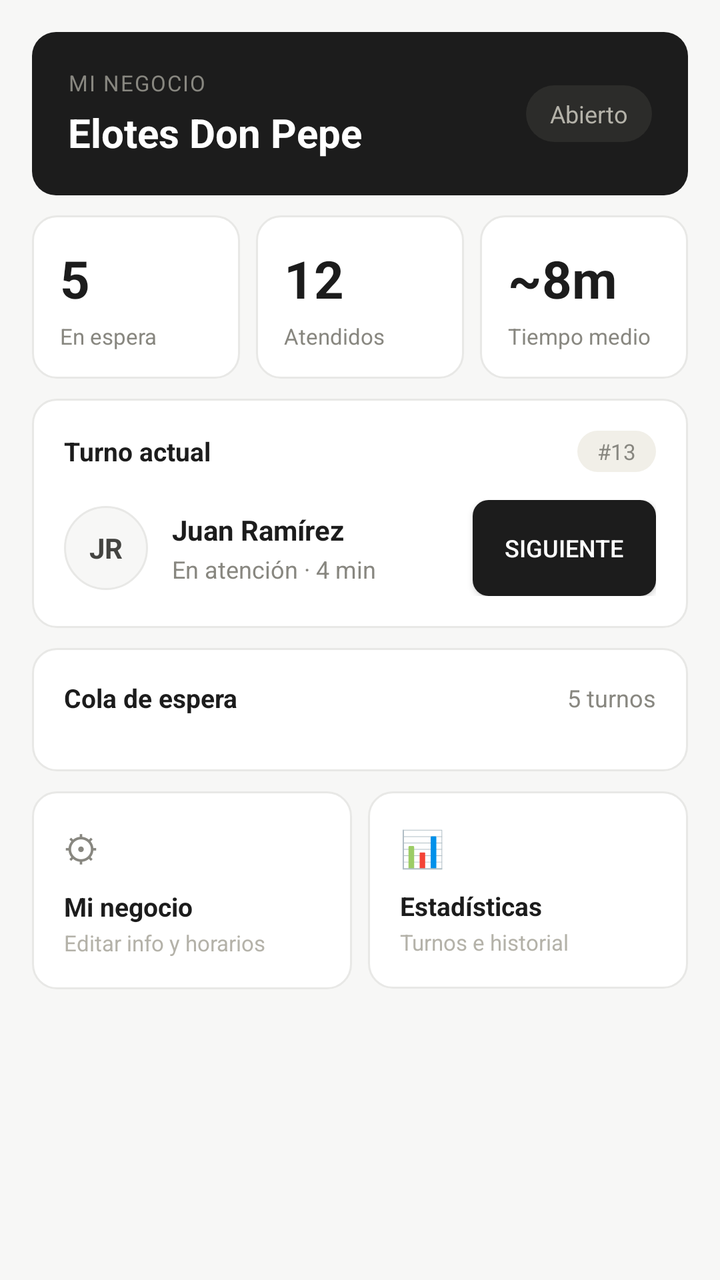
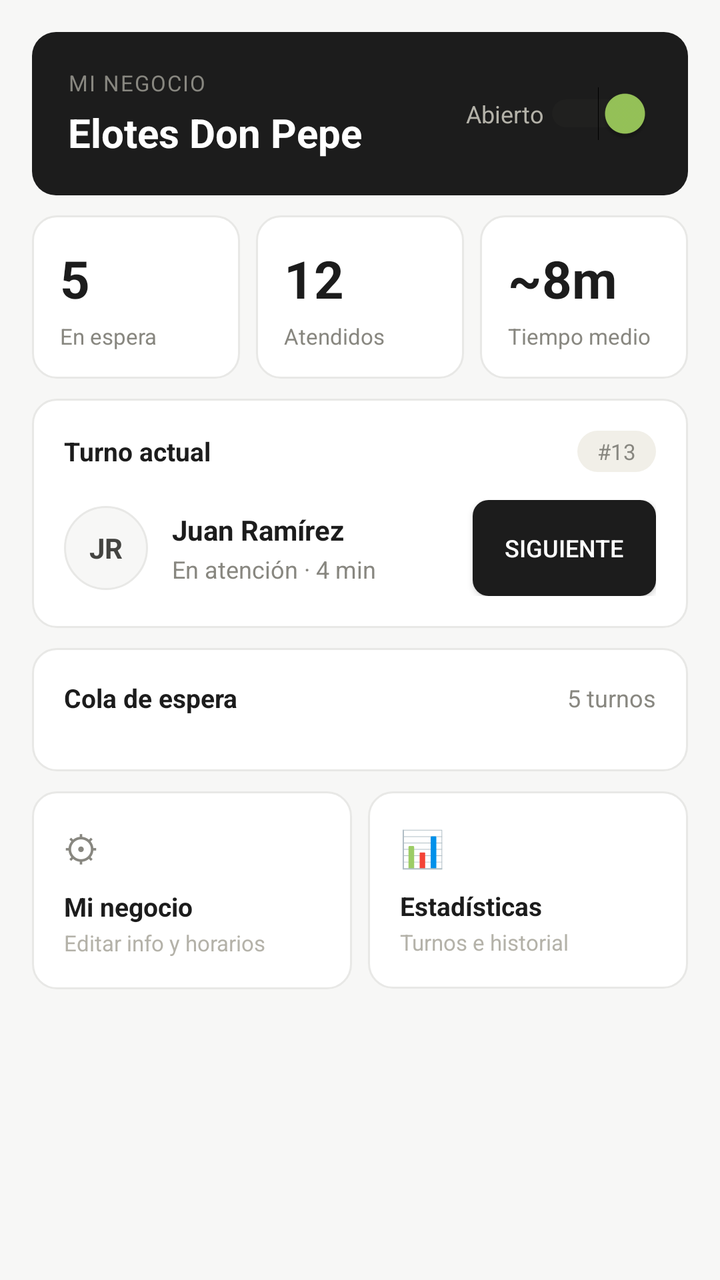

An Android layout rendered at two revisions. The XML below is the earlier revision; the diff shows what the commit changed to produce the second picture.
<!-- AndroidManifest.xml: application theme Theme.AIASolutions -->
<!-- res/layout/fragment_admin_dashboard.xml -->
<?xml version="1.0" encoding="utf-8"?>
<FrameLayout xmlns:android="http://schemas.android.com/apk/res/android"
    xmlns:tools="http://schemas.android.com/tools"
    android:layout_width="match_parent"
    android:layout_height="match_parent"
    tools:context=".AdminDashboardFragment">

    <ScrollView xmlns:android="http://schemas.android.com/apk/res/android"
        android:layout_width="match_parent"
        android:layout_height="match_parent"
        android:background="#F7F7F6"
        android:fitsSystemWindows="true">

        <LinearLayout
            android:layout_width="match_parent"
            android:layout_height="wrap_content"
            android:orientation="vertical"
            android:padding="16dp">

            
            <LinearLayout
                android:layout_width="match_parent"
                android:layout_height="wrap_content"
                android:background="@drawable/bg_dark_card"
                android:orientation="horizontal"
                android:gravity="center_vertical"
                android:padding="18dp"
                android:layout_marginBottom="10dp">

                <LinearLayout
                    android:layout_width="0dp"
                    android:layout_height="wrap_content"
                    android:layout_weight="1"
                    android:orientation="vertical">

                    <TextView
                        android:layout_width="wrap_content"
                        android:layout_height="wrap_content"
                        android:text="Mi negocio"
                        android:textSize="11sp"
                        android:textColor="#888780"
                        android:letterSpacing="0.06"
                        android:textAllCaps="true"/>

                    <TextView
                        android:id="@+id/txtNombreNegocio"
                        android:layout_width="wrap_content"
                        android:layout_height="wrap_content"
                        android:layout_marginTop="4dp"
                        android:text="Elotes Don Pepe"
                        android:textSize="20sp"
                        android:textStyle="bold"
                        android:textColor="#FFFFFF"/>
                </LinearLayout>

                <TextView
                    android:id="@+id/txtEstadoNegocio"
                    android:layout_width="wrap_content"
                    android:layout_height="wrap_content"
                    android:text="Abierto"
                    android:textSize="12sp"
                    android:textColor="#B4B2A9"
                    android:background="@drawable/bg_status_dark"
                    android:paddingHorizontal="12dp"
                    android:paddingVertical="6dp"/>

            </LinearLayout>

            
            <LinearLayout
                android:layout_width="match_parent"
                android:layout_height="wrap_content"
                android:orientation="horizontal"
                android:layout_marginBottom="10dp">

                <LinearLayout
                    android:layout_width="0dp"
                    android:layout_height="wrap_content"
                    android:layout_weight="1"
                    android:orientation="vertical"
                    android:background="@drawable/bg_white_card"
                    android:padding="14dp"
                    android:layout_marginEnd="4dp">

                    <TextView
                        android:id="@+id/txtEnEspera"
                        android:layout_width="wrap_content"
                        android:layout_height="wrap_content"
                        android:text="5"
                        android:textSize="26sp"
                        android:textStyle="bold"
                        android:textColor="#1C1C1C"/>

                    <TextView
                        android:layout_width="wrap_content"
                        android:layout_height="wrap_content"
                        android:layout_marginTop="4dp"
                        android:text="En espera"
                        android:textSize="11sp"
                        android:textColor="#888780"/>
                </LinearLayout>

                <LinearLayout
                    android:layout_width="0dp"
                    android:layout_height="wrap_content"
                    android:layout_weight="1"
                    android:orientation="vertical"
                    android:background="@drawable/bg_white_card"
                    android:padding="14dp"
                    android:layout_marginHorizontal="4dp">

                    <TextView
                        android:id="@+id/txtAtendidos"
                        android:layout_width="wrap_content"
                        android:layout_height="wrap_content"
                        android:text="12"
                        android:textSize="26sp"
                        android:textStyle="bold"
                        android:textColor="#1C1C1C"/>

                    <TextView
                        android:layout_width="wrap_content"
                        android:layout_height="wrap_content"
                        android:layout_marginTop="4dp"
                        android:text="Atendidos"
                        android:textSize="11sp"
                        android:textColor="#888780"/>
                </LinearLayout>

                <LinearLayout
                    android:layout_width="0dp"
                    android:layout_height="wrap_content"
                    android:layout_weight="1"
                    android:orientation="vertical"
                    android:background="@drawable/bg_white_card"
                    android:padding="14dp"
                    android:layout_marginStart="4dp">

                    <TextView
                        android:id="@+id/txtTiempoMedio"
                        android:layout_width="wrap_content"
                        android:layout_height="wrap_content"
                        android:text="~8m"
                        android:textSize="26sp"
                        android:textStyle="bold"
                        android:textColor="#1C1C1C"/>

                    <TextView
                        android:layout_width="wrap_content"
                        android:layout_height="wrap_content"
                        android:layout_marginTop="4dp"
                        android:text="Tiempo medio"
                        android:textSize="11sp"
                        android:textColor="#888780"/>
                </LinearLayout>

            </LinearLayout>

            
            <LinearLayout
                android:layout_width="match_parent"
                android:layout_height="wrap_content"
                android:orientation="vertical"
                android:background="@drawable/bg_white_card"
                android:padding="16dp"
                android:layout_marginBottom="10dp">

                <LinearLayout
                    android:layout_width="match_parent"
                    android:layout_height="wrap_content"
                    android:orientation="horizontal"
                    android:gravity="center_vertical"
                    android:layout_marginBottom="14dp">

                    <TextView
                        android:layout_width="0dp"
                        android:layout_height="wrap_content"
                        android:layout_weight="1"
                        android:text="Turno actual"
                        android:textSize="13sp"
                        android:textStyle="bold"
                        android:textColor="#1C1C1C"/>

                    <TextView
                        android:id="@+id/txtNumeroTurnoActual"
                        android:layout_width="wrap_content"
                        android:layout_height="wrap_content"
                        android:text="#13"
                        android:textSize="11sp"
                        android:textColor="#888780"
                        android:background="@drawable/bg_chip_category"
                        android:paddingHorizontal="10dp"
                        android:paddingVertical="3dp"/>
                </LinearLayout>

                <LinearLayout
                    android:layout_width="match_parent"
                    android:layout_height="wrap_content"
                    android:orientation="horizontal"
                    android:gravity="center_vertical">

                    <TextView
                        android:id="@+id/txtInicialesTurnoActual"
                        android:layout_width="42dp"
                        android:layout_height="42dp"
                        android:text="JR"
                        android:textSize="14sp"
                        android:textStyle="bold"
                        android:textColor="#444441"
                        android:gravity="center"
                        android:background="@drawable/bg_avatar"/>

                    <LinearLayout
                        android:layout_width="0dp"
                        android:layout_height="wrap_content"
                        android:layout_weight="1"
                        android:layout_marginHorizontal="12dp"
                        android:orientation="vertical">

                        <TextView
                            android:id="@+id/txtNombreTurnoActual"
                            android:layout_width="wrap_content"
                            android:layout_height="wrap_content"
                            android:text="Juan Ramírez"
                            android:textSize="14sp"
                            android:textStyle="bold"
                            android:textColor="#1C1C1C"/>

                        <TextView
                            android:id="@+id/txtTiempoTurnoActual"
                            android:layout_width="wrap_content"
                            android:layout_height="wrap_content"
                            android:layout_marginTop="2dp"
                            android:text="En atención · 4 min"
                            android:textSize="12sp"
                            android:textColor="#888780"/>
                    </LinearLayout>

                    <Button
                        android:id="@+id/btnSiguiente"
                        android:layout_width="wrap_content"
                        android:layout_height="wrap_content"
                        android:text="Siguiente"
                        android:textSize="12sp"
                        android:textColor="#FFFFFF"
                        android:background="@drawable/bg_button_dark"
                        android:paddingHorizontal="16dp"
                        android:paddingVertical="9dp"/>
                </LinearLayout>

            </LinearLayout>

            
            <LinearLayout
                android:layout_width="match_parent"
                android:layout_height="wrap_content"
                android:orientation="vertical"
                android:background="@drawable/bg_white_card"
                android:padding="16dp"
                android:layout_marginBottom="10dp">

                <LinearLayout
                    android:layout_width="match_parent"
                    android:layout_height="wrap_content"
                    android:orientation="horizontal"
                    android:gravity="center_vertical"
                    android:layout_marginBottom="12dp">

                    <TextView
                        android:layout_width="0dp"
                        android:layout_height="wrap_content"
                        android:layout_weight="1"
                        android:text="Cola de espera"
                        android:textSize="13sp"
                        android:textStyle="bold"
                        android:textColor="#1C1C1C"/>

                    <TextView
                        android:id="@+id/txtTotalEspera"
                        android:layout_width="wrap_content"
                        android:layout_height="wrap_content"
                        android:text="5 turnos"
                        android:textSize="12sp"
                        android:textColor="#888780"/>
                </LinearLayout>

                <androidx.recyclerview.widget.RecyclerView
                    android:id="@+id/recyclerTurnos"
                    android:layout_width="match_parent"
                    android:layout_height="wrap_content"
                    android:nestedScrollingEnabled="false"/>

            </LinearLayout>

            
            <LinearLayout
                android:layout_width="match_parent"
                android:layout_height="wrap_content"
                android:orientation="horizontal">

                <LinearLayout
                    android:id="@+id/cardMiNegocio"
                    android:layout_width="0dp"
                    android:layout_height="wrap_content"
                    android:layout_weight="1"
                    android:orientation="vertical"
                    android:background="@drawable/bg_white_card"
                    android:padding="16dp"
                    android:layout_marginEnd="4dp">

                    <TextView
                        android:layout_width="wrap_content"
                        android:layout_height="wrap_content"
                        android:text="⚙"
                        android:textSize="18sp"
                        android:textColor="#888780"/>

                    <TextView
                        android:layout_width="wrap_content"
                        android:layout_height="wrap_content"
                        android:layout_marginTop="8dp"
                        android:text="Mi negocio"
                        android:textSize="13sp"
                        android:textStyle="bold"
                        android:textColor="#1C1C1C"/>

                    <TextView
                        android:layout_width="wrap_content"
                        android:layout_height="wrap_content"
                        android:layout_marginTop="2dp"
                        android:text="Editar info y horarios"
                        android:textSize="11sp"
                        android:textColor="#B4B2A9"/>
                </LinearLayout>

                <LinearLayout
                    android:id="@+id/cardEstadisticas"
                    android:layout_width="0dp"
                    android:layout_height="wrap_content"
                    android:layout_weight="1"
                    android:orientation="vertical"
                    android:background="@drawable/bg_white_card"
                    android:padding="16dp"
                    android:layout_marginStart="4dp">

                    <TextView
                        android:layout_width="wrap_content"
                        android:layout_height="wrap_content"
                        android:text="📊"
                        android:textSize="18sp"
                        android:textColor="#888780"/>

                    <TextView
                        android:layout_width="wrap_content"
                        android:layout_height="wrap_content"
                        android:layout_marginTop="8dp"
                        android:text="Estadísticas"
                        android:textSize="13sp"
                        android:textStyle="bold"
                        android:textColor="#1C1C1C"/>

                    <TextView
                        android:layout_width="wrap_content"
                        android:layout_height="wrap_content"
                        android:layout_marginTop="2dp"
                        android:text="Turnos e historial"
                        android:textSize="11sp"
                        android:textColor="#B4B2A9"/>
                </LinearLayout>

            </LinearLayout>

        </LinearLayout>
    </ScrollView>
</FrameLayout>
<!-- resources referenced by this layout -->
<resources>
  <!-- drawable bg_avatar (drawable) -->
  <?xml version="1.0" encoding="utf-8"?>
  <shape xmlns:android="http://schemas.android.com/apk/res/android"
      android:shape="oval">
      <solid android:color="#F7F7F6"/>
      <stroke android:width="1dp" android:color="#E8E8E6"/>
  </shape>
  <!-- drawable bg_button_dark (drawable) -->
  <?xml version="1.0" encoding="utf-8"?>
  <shape xmlns:android="http://schemas.android.com/apk/res/android">
      <solid android:color="#1C1C1C"/>
      <corners android:radius="8dp"/>
  </shape>
  <!-- drawable bg_chip_category (drawable) -->
  <?xml version="1.0" encoding="utf-8"?>
  <shape xmlns:android="http://schemas.android.com/apk/res/android">
      <solid android:color="#F1EFE8"/>
      <corners android:radius="99dp"/>
  </shape>
  <!-- drawable bg_dark_card (drawable) -->
  <?xml version="1.0" encoding="utf-8"?>
  <shape xmlns:android="http://schemas.android.com/apk/res/android">
      <solid android:color="#1C1C1C"/>
      <corners android:radius="12dp"/>
  </shape>
  <!-- drawable bg_status_dark (drawable) -->
  <?xml version="1.0" encoding="utf-8"?>
  <shape xmlns:android="http://schemas.android.com/apk/res/android">
      <solid android:color="#2C2C2A"/>
      <corners android:radius="99dp"/>
  </shape>
  <!-- drawable bg_white_card (drawable) -->
  <?xml version="1.0" encoding="utf-8"?>
  <shape xmlns:android="http://schemas.android.com/apk/res/android">
      <solid android:color="#FFFFFF"/>
      <stroke android:width="1dp" android:color="#E8E8E6"/>
      <corners android:radius="12dp"/>
  </shape>
  <style name="Theme.AIASolutions" parent="Base.Theme.AIASolutions" />
  <style name="Base.Theme.AIASolutions" parent="Theme.MaterialComponents.DayNight.NoActionBar">
          
      </style>
</resources>

<!-- the commit's change to res/layout/fragment_admin_dashboard.xml (unified diff, before → after) -->
@@ -53,16 +53,16 @@
                         android:textColor="#FFFFFF"/>
                 </LinearLayout>
 
-                <TextView
-                    android:id="@+id/txtEstadoNegocio"
+                <Switch
+                    android:id="@+id/switchEstado"
                     android:layout_width="wrap_content"
                     android:layout_height="wrap_content"
                     android:text="Abierto"
+                    android:textColor="#B4B2A9"
                     android:textSize="12sp"
-                    android:textColor="#B4B2A9"
-                    android:background="@drawable/bg_status_dark"
-                    android:paddingHorizontal="12dp"
-                    android:paddingVertical="6dp"/>
+                    android:checked="true"
+                    android:thumbTint="#97C459"
+                    android:trackTint="#2C2C2A"/>
 
             </LinearLayout>
 
<!-- resource entries referenced after the edit -->
@@ -25,12 +25,6 @@
       <solid android:color="#1C1C1C"/>
       <corners android:radius="12dp"/>
   </shape>
-  <!-- drawable bg_status_dark (drawable) -->
-  <?xml version="1.0" encoding="utf-8"?>
-  <shape xmlns:android="http://schemas.android.com/apk/res/android">
-      <solid android:color="#2C2C2A"/>
-      <corners android:radius="99dp"/>
-  </shape>
   <!-- drawable bg_white_card (drawable) -->
   <?xml version="1.0" encoding="utf-8"?>
   <shape xmlns:android="http://schemas.android.com/apk/res/android">
